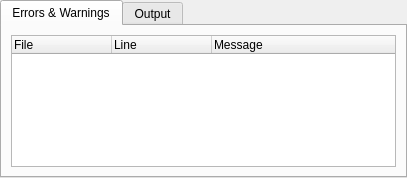
Old version of the form kate/plugins/katebuild-plugin/build.ui in the repository KDE/kate.
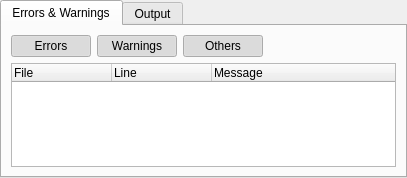
New version of the form. The open tabs and pages were chosen to show the change. Custom widgets are drawn as their Qt base class.

Commit message:
make it possible to hide errors, warnings and other lines in the tree view
Sometimes you have to scratch an itch, even if it is in GPLed code. The change is important if you use the plugin with a project generating tons of warnings, you can't do anything about and you have a hard time finding the errors in the long list.

Diff of the .ui file:
```diff
--- a/kate/plugins/katebuild-plugin/build.ui
+++ b/kate/plugins/katebuild-plugin/build.ui
@@ -27,8 +27,70 @@
        <string>Errors &amp;&amp; Warnings</string>
       </attribute>
       <layout class="QVBoxLayout" name="verticalLayout_3">
+       <item>
+        <layout class="QHBoxLayout" name="horizontalLayout">
+         <item>
+          <widget class="QPushButton" name="showErrorsButton">
+           <property name="text">
+            <string>Errors</string>
+           </property>
+           <property name="checkable">
+            <bool>true</bool>
+           </property>
+           <property name="checked">
+            <bool>true</bool>
+           </property>
+          </widget>
+         </item>
+         <item>
+          <widget class="QPushButton" name="showWarningsButton">
+           <property name="text">
+            <string>Warnings</string>
+           </property>
+           <property name="checkable">
+            <bool>true</bool>
+           </property>
+           <property name="checked">
+            <bool>true</bool>
+           </property>
+          </widget>
+         </item>
+         <item>
+          <widget class="QPushButton" name="showOthersButton">
+           <property name="text">
+            <string>Others</string>
+           </property>
+           <property name="checkable">
+            <bool>true</bool>
+           </property>
+           <property name="checked">
+            <bool>true</bool>
+           </property>
+          </widget>
+         </item>
+         <item>
+          <spacer name="horizontalSpacer">
+           <property name="orientation">
+            <enum>Qt::Horizontal</enum>
+           </property>
+           <property name="sizeHint" stdset="0">
+            <size>
+             <width>40</width>
+             <height>20</height>
+            </size>
+           </property>
+          </spacer>
+         </item>
+        </layout>
+       </item>
        <item>
         <widget class="QTreeWidget" name="errTreeWidget">
+         <property name="sizePolicy">
+          <sizepolicy hsizetype="Expanding" vsizetype="Expanding">
+           <horstretch>1</horstretch>
+           <verstretch>1</verstretch>
+          </sizepolicy>
+         </property>
          <property name="autoScroll">
           <bool>false</bool>
          </property>
```
Left out of the diff: 2 changed lines with no effect on the pictures. The commit also changes 2 other files.
